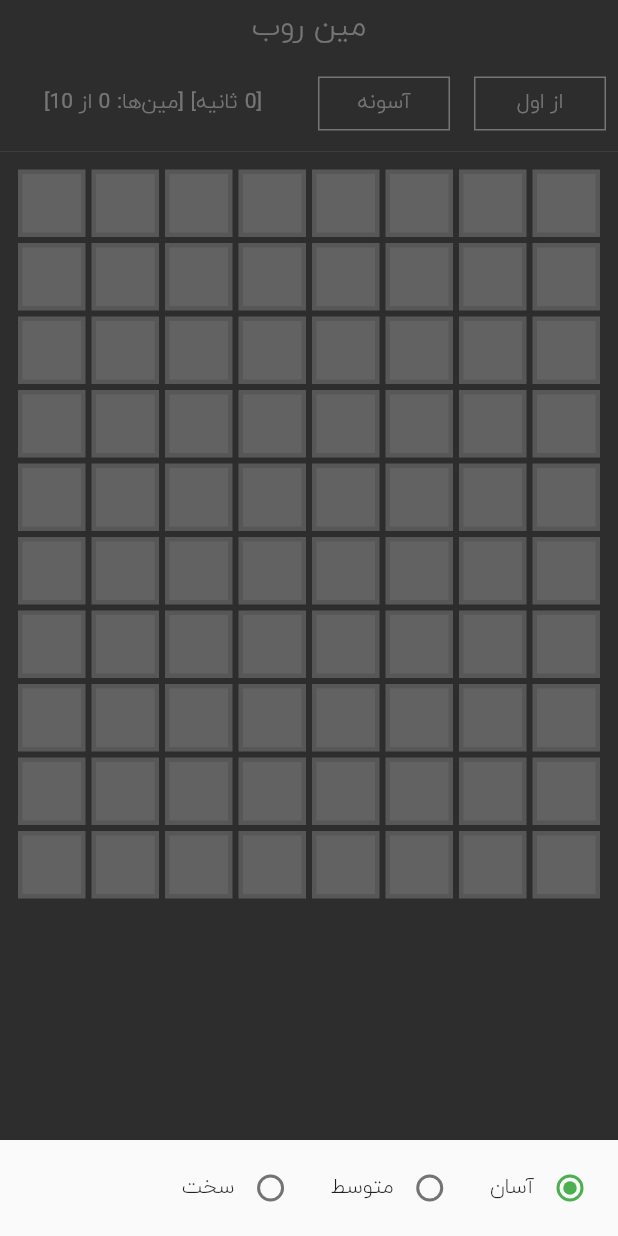
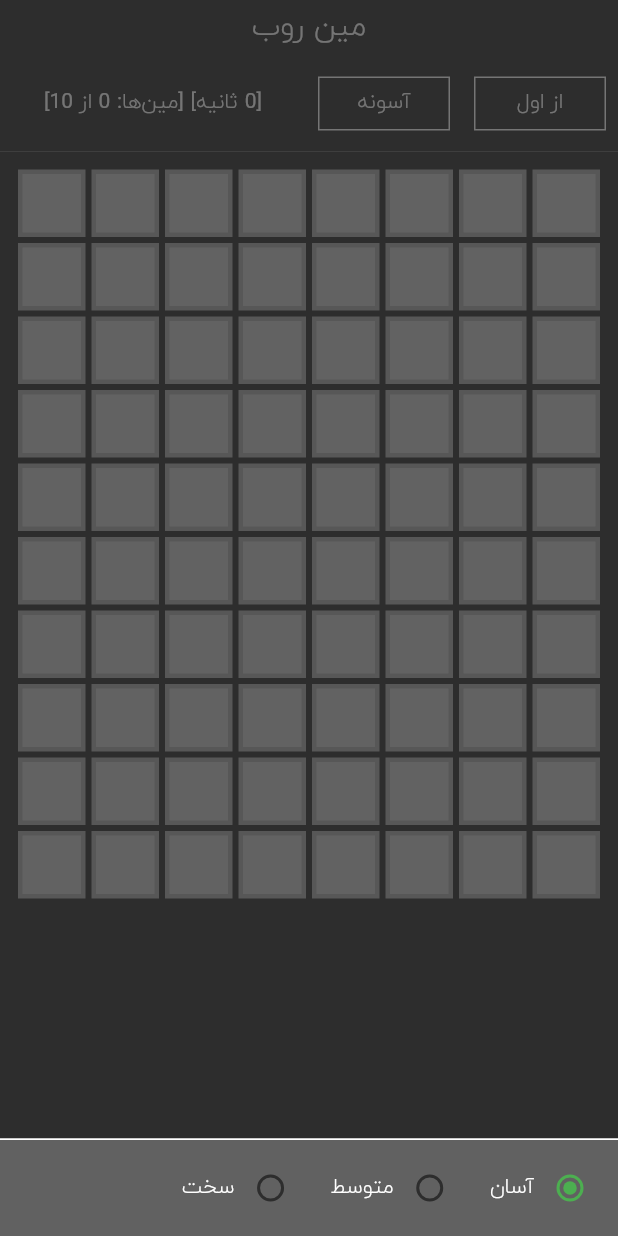
Before and after one commit to m-rahimy/minesweeper, a Flutter app: the screen it shows after launch, after a tap on "آسونه", on a phone screen of 412 x 824 dp. Run offline on Flutter 3.47's test engine with Material 2 defaults, Android fonts, the phone set to English and light mode, and no system bars.

Commit message:
styling radio text and popping modal

```diff
--- a/lib/main.dart
+++ b/lib/main.dart
@@ -70,6 +70,15 @@ class BoardState extends State<Board> with TickerProviderStateMixin {
         context: context,
         builder: (b) {
           return Container(
+            decoration: BoxDecoration(
+              color: Colors.grey[700],
+              border: Border(
+                top: BorderSide(
+                  width: 1.0,
+                  color: Colors.white,
+                ),
+              ),
+            ),
             child: Row(
               textDirection: TextDirection.rtl,
               children: <Widget>[
@@ -78,12 +87,12 @@ class BoardState extends State<Board> with TickerProviderStateMixin {
                   child: Row(
                     mainAxisAlignment: MainAxisAlignment.start,
                     children: <Widget>[
-                      Text('آسان'),
+                      Text('آسان', style: TextStyle(color: Colors.white),),
                       Radio(
                         value: Difficulty.EASY,
                         groupValue: difficulty,
                         onChanged: (Difficulty diff) {
-                          changeDifficultyState(diff);
+                          changeDifficultyState(diff, true);
                         },
                         activeColor: Colors.green,
                       ),
@@ -94,12 +103,12 @@ class BoardState extends State<Board> with TickerProviderStateMixin {
                   padding: const EdgeInsets.all(8.0),
                   child: Row(
                     children: <Widget>[
-                      Text('متوسط'),
+                      Text('متوسط', style: TextStyle(color: Colors.white),),
                       Radio(
                         value: Difficulty.MEDIUM,
                         groupValue: difficulty,
                         onChanged: (Difficulty diff) {
-                          changeDifficultyState(diff);
+                          changeDifficultyState(diff, true);
                         },
                         activeColor: Colors.orange,
                       ),
@@ -110,12 +119,12 @@ class BoardState extends State<Board> with TickerProviderStateMixin {
                   padding: const EdgeInsets.all(8.0),
                   child: Row(
                     children: <Widget>[
-                      Text('سخت'),
+                      Text('سخت', style: TextStyle(color: Colors.white),),
                       Radio(
                         value: Difficulty.HARD,
                         groupValue: difficulty,
                         onChanged: (Difficulty diff) {
-                          changeDifficultyState(diff);
+                          changeDifficultyState(diff, true);
                         },
                         activeColor: Colors.red,
                       ),
@@ -436,8 +445,9 @@ class BoardState extends State<Board> with TickerProviderStateMixin {
 
   bool inBoard(int x, int y) => x >= 0 && x < cols && y >= 0 && y < rows;
 
-  void changeDifficultyState(diff) {
+  void changeDifficultyState(Difficulty diff, bool pop) {
     if (diff == difficulty) return;
+    if (pop) Navigator.pop(context);
     setState(() {
       difficulty = diff;
       numOfMines = calcDiff(baseMines, difficulty);
```
